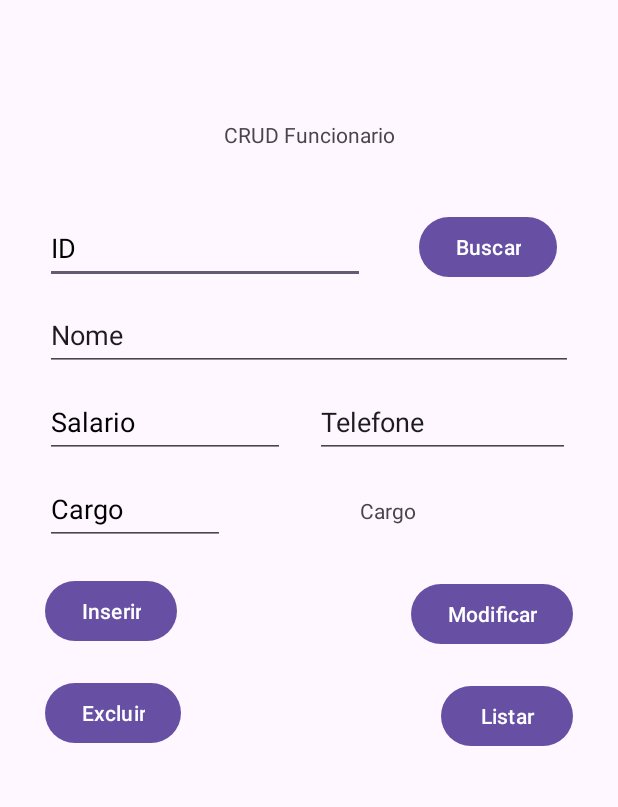
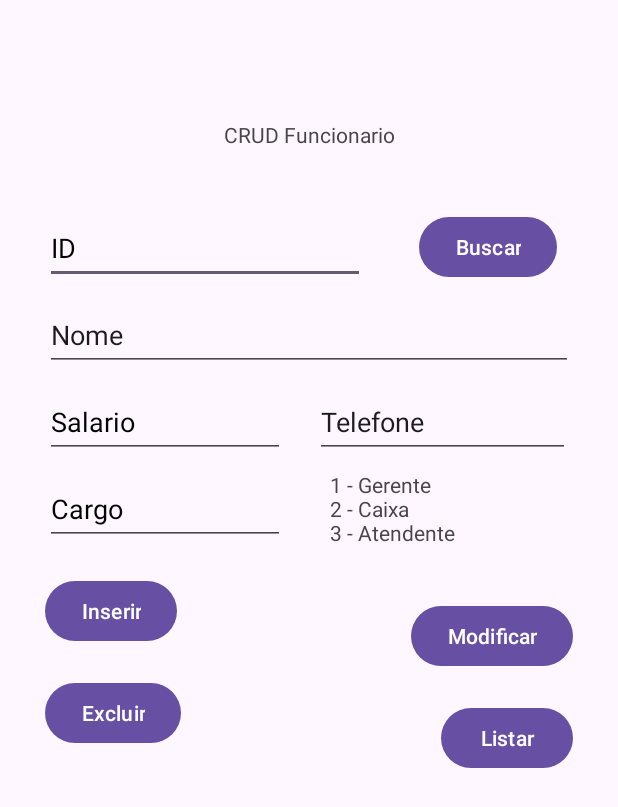
Before and after one commit to nakaxi/trab-mobile, an Android app: the CFuncActivity screen opened directly, with no data from a screen before it, on a phone screen of 412 x 824 dp. Shown: the top 807 px of the screen. Run offline under Robolectric (Android 15) with nearby library versions, the phone set to English and light mode, and no system bars.

```diff
--- a/main/app/src/main/java/com/example/main/model/Funcionario.java
+++ b/main/app/src/main/java/com/example/main/model/Funcionario.java
@@ -73,8 +73,8 @@ public class Funcionario {
     @Override
     public String toString() {
         return "Funcionario{" +
-                "nome='" + nome + '\'' +
-                ", id=" + id +
+                "id='" + id + '\'' +
+                ", nome=" + nome +
                 '}';
     }
 }
--- /dev/null
+++ b/main/app/src/main/java/com/example/main/model/controller/IController.java
@@ -0,0 +1,15 @@
+package com.example.main.model.controller;
+
+import com.example.main.model.Funcionario;
+
+import java.sql.SQLException;
+import java.util.List;
+
+public interface IController<T> {
+
+    public void inserir(T t) throws SQLException;
+    public void modificar(T t) throws SQLException;
+    public void excluir(T t) throws SQLException;
+    public T buscar(T t) throws SQLException;
+    public List<T> listar() throws SQLException;
+}
--- a/main/app/src/main/res/layout/activity_cfunc.xml
+++ b/main/app/src/main/res/layout/activity_cfunc.xml
@@ -73,7 +73,7 @@
 
     <EditText
         android:id="@+id/etcargon"
-        android:layout_width="120dp"
+        android:layout_width="160dp"
         android:layout_height="48dp"
         android:layout_marginStart="30dp"
         android:layout_marginTop="10dp"
@@ -103,9 +103,9 @@
         android:id="@+id/tvcargol"
         android:layout_width="wrap_content"
         android:layout_height="wrap_content"
-        android:layout_marginStart="90dp"
-        android:layout_marginTop="25dp"
-        android:text="@string/cargo"
+        android:layout_marginStart="30dp"
+        android:layout_marginTop="8dp"
+        android:text="@string/Lcargo"
         app:layout_constraintStart_toEndOf="@+id/etcargon"
         app:layout_constraintTop_toBottomOf="@+id/ettele" />
 
--- a/main/app/src/main/res/values/strings.xml
+++ b/main/app/src/main/res/values/strings.xml
@@ -18,5 +18,19 @@
     <string name="tele">Telefone</string>
     <string name="sala">Salario</string>
     <string name="cargo">Cargo</string>
+    <string name="Lcargo"> 1 - Gerente\n2 - Caixa\n3 - Atendente</string>
     <string name="valor">Valor</string>
+
+    <string name="funinsert">Funcionario inserido com sucesso</string>
+    <string name="funmod">Funcionario modificado com sucesso</string>
+    <string name="fundelete">Funcionario deletado com sucesso</string>
+    <string name="funbusca">Funcionario inexistente</string>
+
+    <string name="prodinsert">Produto inserido com sucesso</string>
+    <string name="prodmod">Produto modificado com sucesso</string>
+    <string name="proddelete">Produto deletado com sucesso</string>
+
+    <string name="cominsert">Comanda inserida com sucesso</string>
+    <string name="commod">Comanda modificada com sucesso</string>
+    <string name="comdelete">Comanda deletada com sucesso</string>
 </resources>
```
Also changed, not shown: main/app/src/main/java/com/example/main/CFuncActivity.java (+141 -1 lines), main/app/src/main/java/com/example/main/model/controller/FuncControl.java (added, +59 -0 lines).
